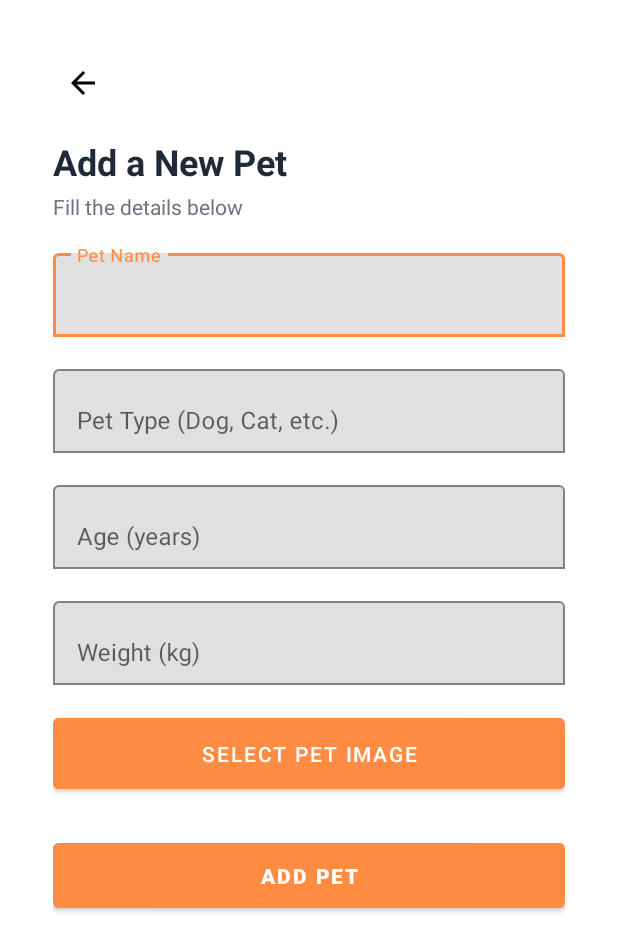
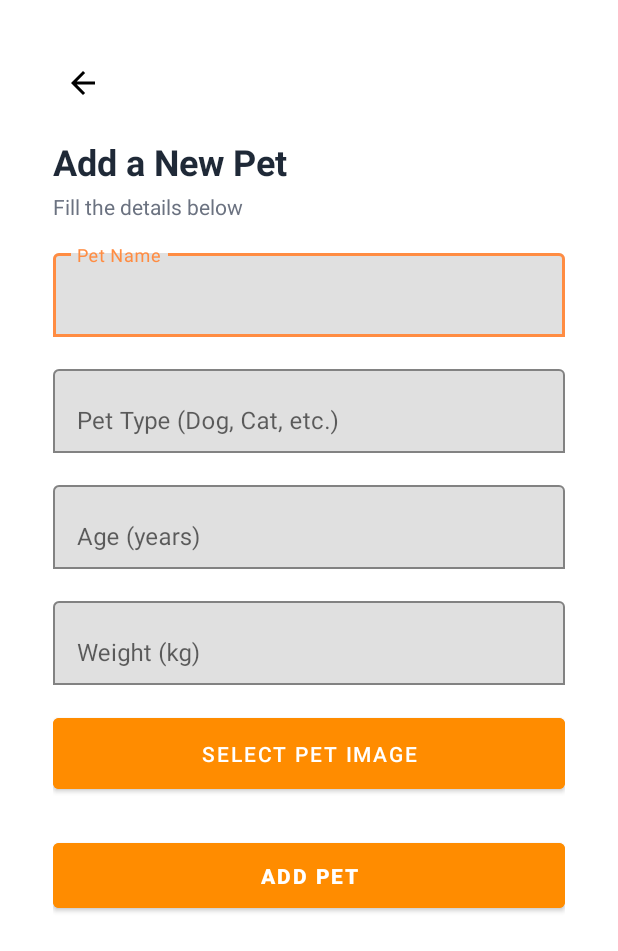
Before and after one commit to Tharushi111/PetBuddyApp, an Android app: the AddPetActivity screen opened directly, with no data from a screen before it, on a phone screen of 412 x 824 dp. Shown: the top 951 px of the screen. Run offline under Robolectric (Android 15) with nearby library versions, the phone set to English and light mode, and no system bars.

Commit message:
add new files

```diff
--- a/app/src/main/java/com/example/petbuddy/HomeActivity.kt
+++ b/app/src/main/java/com/example/petbuddy/HomeActivity.kt
@@ -23,10 +23,10 @@ class HomeActivity : AppCompatActivity() {
         super.onCreate(savedInstanceState)
         setContentView(R.layout.activity_home)
 
-        // ===== STATUS BAR SETUP =====
+        //  STATUS BAR SETUP
         window.statusBarColor = Color.WHITE
         window.decorView.systemUiVisibility = android.view.View.SYSTEM_UI_FLAG_LIGHT_STATUS_BAR
-        // ============================
+        //
 
         initializeViews()
         setupGreeting()
--- a/app/src/main/res/layout/activity_add_pet.xml
+++ b/app/src/main/res/layout/activity_add_pet.xml
@@ -123,7 +123,7 @@
             android:layout_width="match_parent"
             android:layout_height="59dp"
             android:layout_marginBottom="24dp"
-            android:backgroundTint="@color/launch_gradient_start"
+            android:backgroundTint="@color/colorPrimary"
             android:text="Select Pet Image"
             android:textColor="@color/white" />
 
@@ -132,7 +132,7 @@
             android:id="@+id/savePetButton"
             android:layout_width="match_parent"
             android:layout_height="wrap_content"
-            android:backgroundTint="@color/primary_orange"
+            android:backgroundTint="@color/colorPrimary"
             android:padding="12dp"
             android:text="Add Pet"
             android:textColor="@color/white"
--- a/app/src/main/res/layout/activity_home.xml
+++ b/app/src/main/res/layout/activity_home.xml
@@ -28,7 +28,7 @@
                 android:layout_width="match_parent"
                 android:layout_height="wrap_content"
                 android:layout_margin="16dp"
-                android:backgroundTint="#E2763A"
+                android:backgroundTint="@color/colorPrimary"
                 app:cardCornerRadius="24dp"
                 app:cardElevation="8dp">
 
--- a/app/src/main/res/layout/activity_pet_details.xml
+++ b/app/src/main/res/layout/activity_pet_details.xml
@@ -505,7 +505,7 @@
             android:layout_height="wrap_content"
             android:layout_marginStart="6dp"
             android:layout_weight="1"
-            android:background="@color/colorPrimary"
+            android:backgroundTint="@color/colorPrimary"
             android:padding="16dp"
             android:text="Save Changes"
             android:textColor="#FFFFFF"
--- a/app/src/main/res/layout/pet_card_add.xml
+++ b/app/src/main/res/layout/pet_card_add.xml
@@ -26,7 +26,7 @@
             android:layout_height="60dp"
             app:cardCornerRadius="30dp"
             app:cardElevation="0dp"
-            android:backgroundTint="#E2763A"
+            android:backgroundTint="@color/colorPrimary"
             android:layout_marginBottom="12dp">
 
             <ImageView
```
